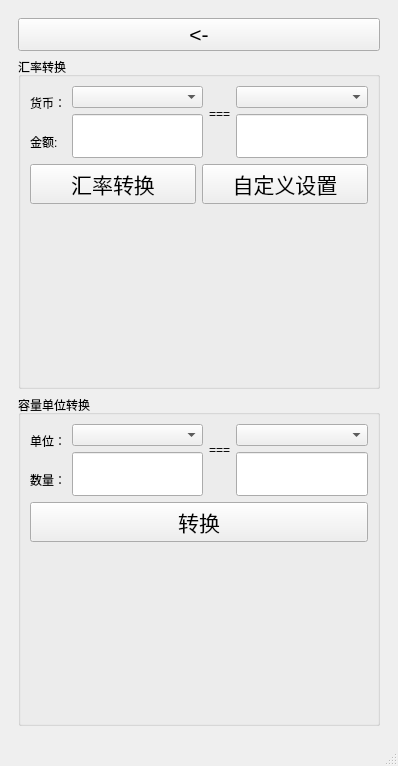
cheying123/Qt_test, file calculator/mainwindow.ui: the form before one commit.
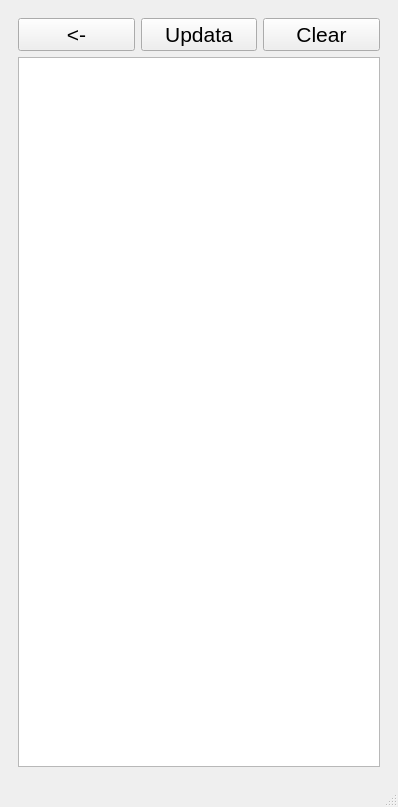
The form after the commit.

What changed in the file:
```diff
--- a/calculator/mainwindow.ui
+++ b/calculator/mainwindow.ui
@@ -7,7 +7,7 @@
     <x>0</x>
     <y>0</y>
     <width>378</width>
-    <height>766</height>
+    <height>807</height>
    </rect>
   </property>
   <property name="windowTitle">
@@ -30,10 +30,10 @@
   </property>
   <widget class="QWidget" name="centralwidget">
    <layout class="QGridLayout" name="gridLayout_10">
-    <item row="0" column="1">
+    <item row="0" column="0">
      <widget class="QStackedWidget" name="stackedWidget">
       <property name="currentIndex">
-       <number>1</number>
+       <number>2</number>
       </property>
       <widget class="QWidget" name="page">
        <layout class="QGridLayout" name="gridLayout_9">
@@ -1024,6 +1024,42 @@
         </item>
        </layout>
       </widget>
+      <widget class="QWidget" name="page_7">
+       <layout class="QGridLayout" name="gridLayout_19">
+        <item row="0" column="0">
+         <layout class="QVBoxLayout" name="verticalLayout_18">
+          <item>
+           <layout class="QHBoxLayout" name="horizontalLayout_27">
+            <item>
+             <widget class="QPushButton" name="btnback">
+              <property name="text">
+               <string>&lt;-</string>
+              </property>
+             </widget>
+            </item>
+            <item>
+             <widget class="QPushButton" name="btnUpdataHistory">
+              <property name="text">
+               <string>Updata</string>
+              </property>
+             </widget>
+            </item>
+            <item>
+             <widget class="QPushButton" name="btnHistoryClear">
+              <property name="text">
+               <string>Clear</string>
+              </property>
+             </widget>
+            </item>
+           </layout>
+          </item>
+          <item>
+           <widget class="QListWidget" name="historyListWidget"/>
+          </item>
+         </layout>
+        </item>
+       </layout>
+      </widget>
      </widget>
     </item>
    </layout>
```
Left out of the diff: 373 changed lines with no effect on the pictures.
